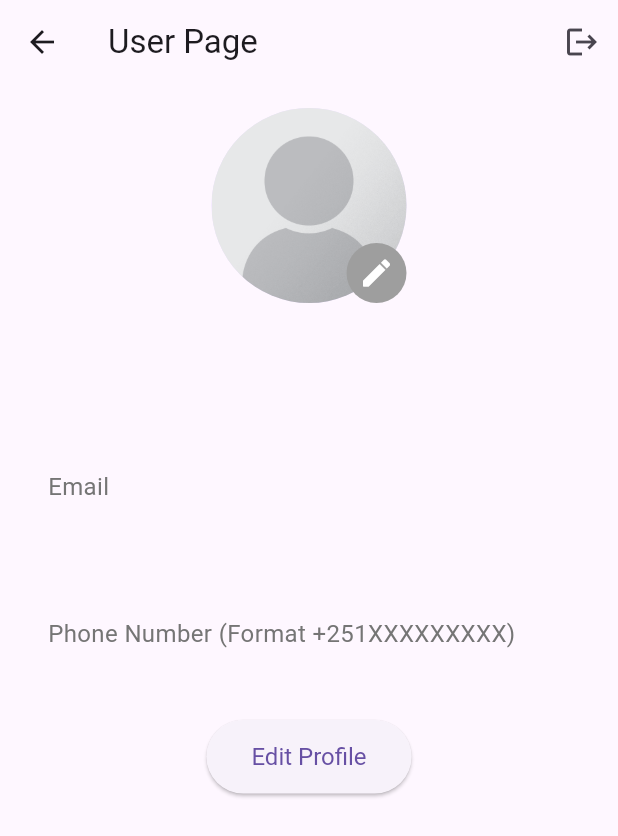
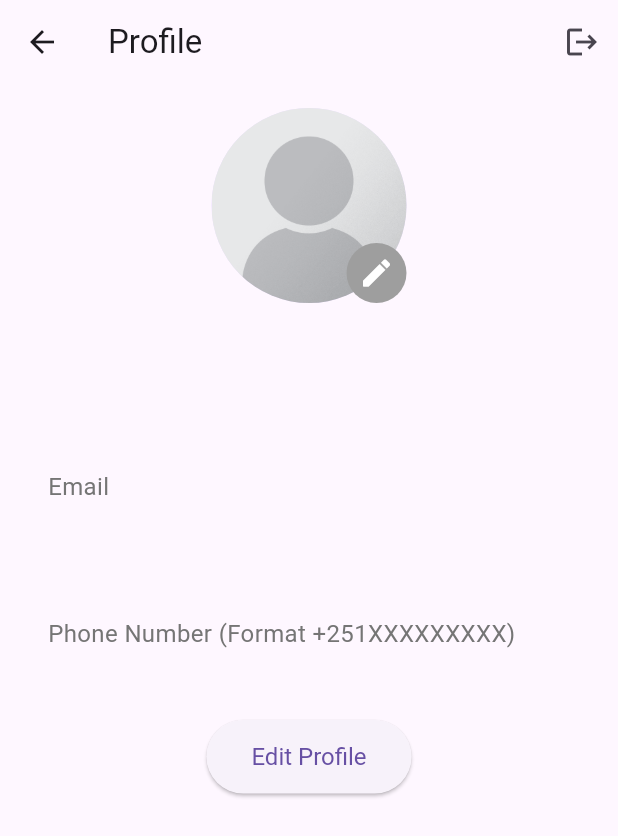
Before and after one commit to amanabiy/Maintenance_System, a Flutter app: the UserPage screen opened directly, on a phone screen of 412 x 824 dp. Shown: the top 836 px of the screen. Run offline on Flutter 3.47's test engine with Material 3 defaults, Android fonts, the phone set to English and light mode, and no system bars; our stand-ins replace dio, flutter_secure_storage, image_picker, shared_preferences, stylish_bottom_bar; accounts and stored records are empty; network calls fail.

Commit message:
(fix): top nav for pages

```diff
--- a/mobile/lib/screens/profile_page.dart
+++ b/mobile/lib/screens/profile_page.dart
@@ -134,7 +134,7 @@ class _UserPageState extends State<UserPage> {
   Widget build(BuildContext context) {
     return Scaffold(
       appBar: AppBar(
-        title: Text('User Page'),
+        title: Text('Profile'),
         actions: [
           IconButton(
             icon: Icon(Icons.logout),
--- a/mobile/lib/screens/requests_list_page.dart
+++ b/mobile/lib/screens/requests_list_page.dart
@@ -54,7 +54,7 @@ class _RequestsPageState extends State<RequestsPage> {
   Widget build(BuildContext context) {
     return Scaffold(
         appBar: AppBar(
-          title: const Text('Requests Page'), // Set application title here
+          title: const Text('Requests'), // Set application title here
         ),
         body: Padding(
           padding: const EdgeInsets.all(8.0),
```
